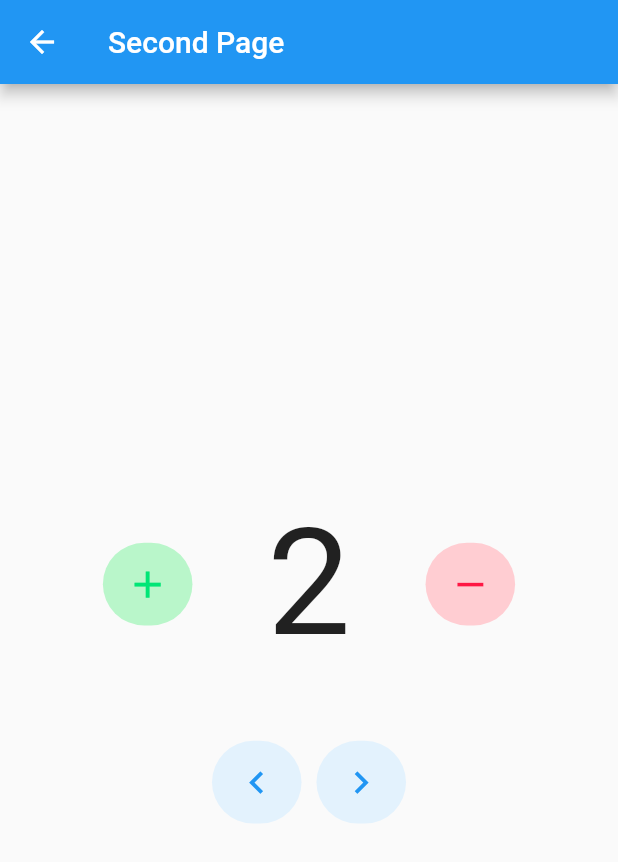
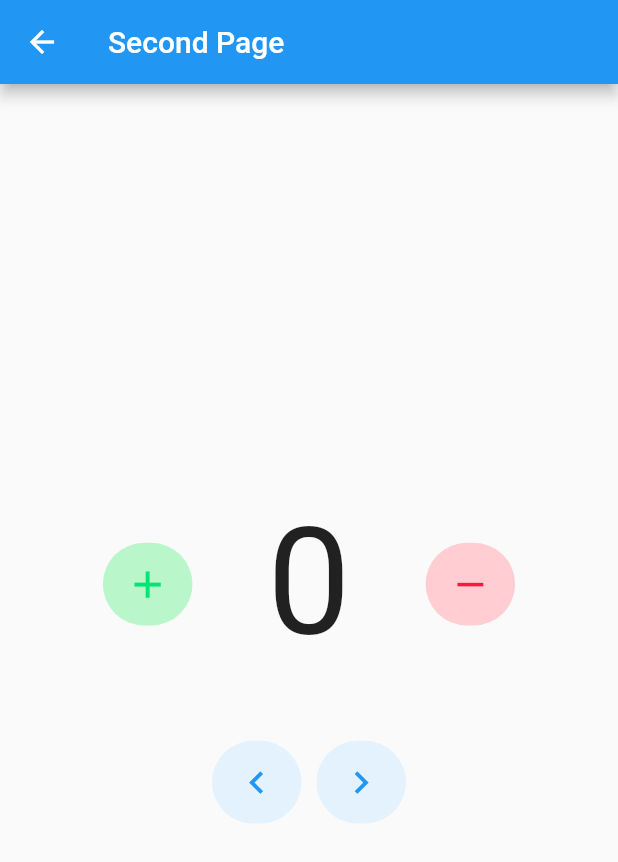
Before and after one commit to uditswaroopa/getx_demo, a Flutter app: the SecondPage screen opened directly, on a phone screen of 412 x 824 dp. Shown: the top 862 px of the screen. Run offline on Flutter 3.47's test engine with Material 2 defaults, Android fonts, the phone set to English and light mode, and no system bars; our stand-ins replace flutter_screenutil, get.

```diff
--- a/lib/page/second_page.dart
+++ b/lib/page/second_page.dart
@@ -1,6 +1,7 @@
 import 'package:flutter/material.dart';
 import 'package:flutter_screenutil/flutter_screenutil.dart';
 import 'package:get/get.dart';
+import 'package:getx_demo/controlller/tap_controller.dart';
 import 'package:getx_demo/page/third_page.dart';
 
 class SecondPage extends StatelessWidget {
@@ -8,6 +9,8 @@ class SecondPage extends StatelessWidget {
 
   @override
   Widget build(BuildContext context) {
+    ButtonController controller = Get.find();
+
     return Scaffold(
       appBar: AppBar(
         title: const Text('Second Page'),
@@ -40,7 +43,7 @@ class SecondPage extends StatelessWidget {
                 width: 100.w,
               ),
               Text(
-                '2',
+                controller.count.toString(),
                 style: TextStyle(fontSize: 200.sp),
               ),
               SizedBox(
```
